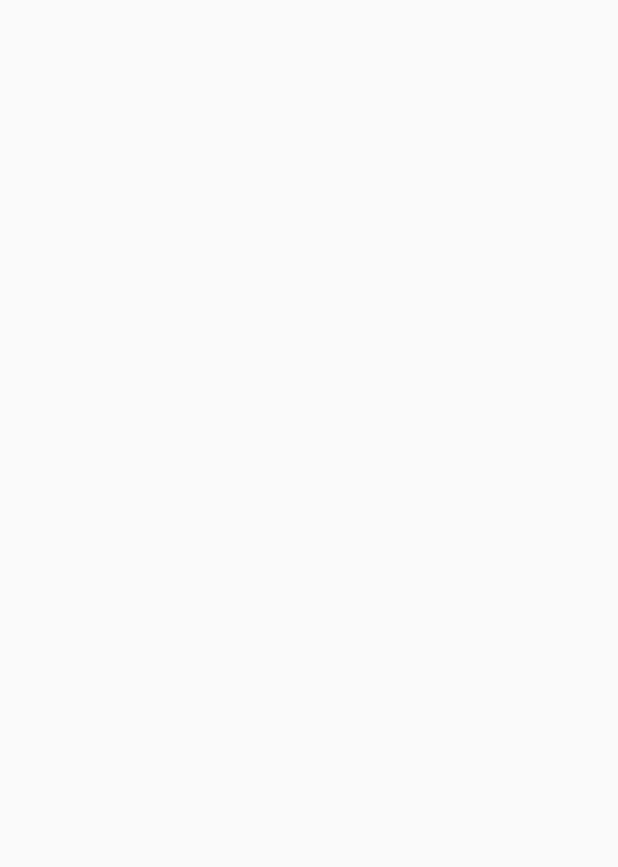
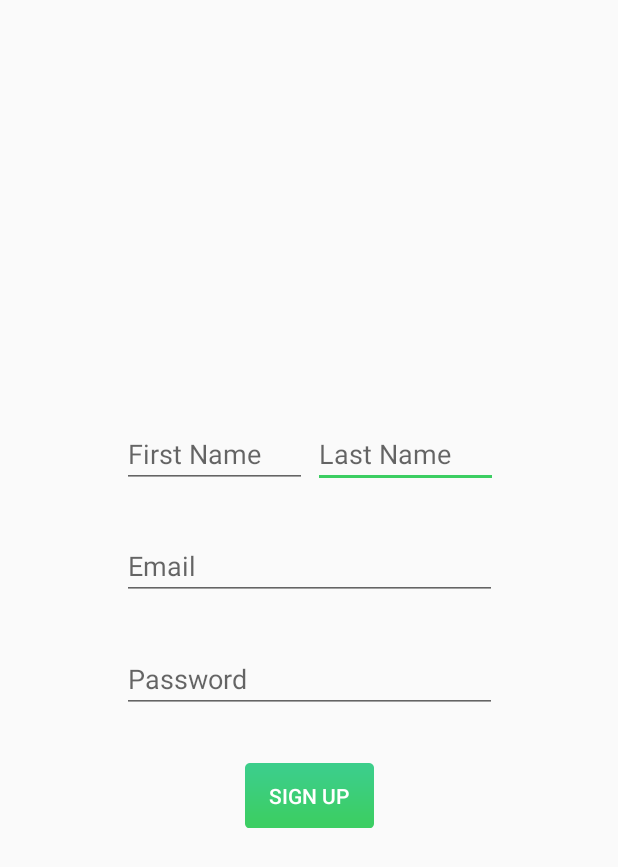
Before and after one commit to ryanbey/Morssenger, an Android app: the SignUpActivity screen opened directly, with no data from a screen before it, on a phone screen of 412 x 824 dp. Before the commit the part shown is empty. Shown: the top 867 px of the screen. Run offline under Robolectric (Android 15) with nearby library versions, the phone set to English and light mode, and no system bars.

Commit message:
sign up activity

```diff
--- a/app/src/main/java/com/goodfellows/morssenger/LoginActivity.java
+++ b/app/src/main/java/com/goodfellows/morssenger/LoginActivity.java
@@ -6,17 +6,13 @@ import android.content.Intent;
 import android.os.Bundle;
 import android.view.View;
 
-import com.goodfellows.morssenger.ConversationsActivity;
-import com.goodfellows.morssenger.R;
-import com.goodfellows.morssenger.SignUpActivity;
-
 public class LoginActivity extends AppCompatActivity {
 
     @Override
     protected void onCreate(Bundle savedInstanceState) {
         super.onCreate(savedInstanceState);
         overridePendingTransition(R.anim.fadein, R.anim.fadeout);
-        setContentView(R.layout.activity_sign_in);
+        setContentView(R.layout.login_activity);
 
         getSupportActionBar().hide();
     }
--- a/app/src/main/java/com/goodfellows/morssenger/SignUpActivity.java
+++ b/app/src/main/java/com/goodfellows/morssenger/SignUpActivity.java
@@ -9,7 +9,7 @@ public class SignUpActivity extends AppCompatActivity {
     @Override
     protected void onCreate(Bundle savedInstanceState) {
         super.onCreate(savedInstanceState);
-        setContentView(R.layout.activity_sign_up);
+        setContentView(R.layout.activity_login);
 
         getSupportActionBar().hide();
     }
--- /dev/null
+++ b/app/src/main/res/layout/activity_login.xml
@@ -0,0 +1,76 @@
+<?xml version="1.0" encoding="utf-8"?>
+<androidx.constraintlayout.widget.ConstraintLayout xmlns:android="http://schemas.android.com/apk/res/android"
+    xmlns:app="http://schemas.android.com/apk/res-auto"
+    xmlns:tools="http://schemas.android.com/tools"
+    android:layout_width="match_parent"
+    android:layout_height="match_parent"
+    tools:context=".LoginActivity">
+
+    <Button
+        android:id="@+id/button_sign_up3"
+        android:layout_width="86dp"
+        android:layout_height="43dp"
+        android:layout_marginTop="12dp"
+        android:layout_marginBottom="250dp"
+        android:background="@drawable/morssenger_sign_in_button_bg"
+        android:text="SIGN UP"
+        android:textColor="@android:color/background_light"
+        app:layout_constraintBottom_toBottomOf="parent"
+        app:layout_constraintEnd_toEndOf="@+id/et_new_password"
+        app:layout_constraintHorizontal_bias="0.5"
+        app:layout_constraintStart_toStartOf="@+id/et_new_password"
+        app:layout_constraintTop_toBottomOf="@+id/et_new_password" />
+
+    <EditText
+        android:id="@+id/et_last_name"
+        android:layout_width="123dp"
+        android:layout_height="wrap_content"
+        android:layout_marginStart="4dp"
+        android:ems="10"
+        android:hint="Last Name"
+        android:inputType="textPersonName"
+        app:layout_constraintBottom_toBottomOf="@+id/et_first_name"
+        app:layout_constraintStart_toEndOf="@+id/et_first_name"
+        app:layout_constraintTop_toTopOf="@+id/et_first_name"
+        app:layout_constraintVertical_bias="0.0" />
+
+    <EditText
+        android:id="@+id/et_first_name"
+        android:layout_width="123dp"
+        android:layout_height="wrap_content"
+        android:layout_marginTop="250dp"
+        android:ems="10"
+        android:hint="First Name"
+        android:inputType="textPersonName"
+        app:layout_constraintBottom_toTopOf="@+id/et_new_email"
+        app:layout_constraintStart_toStartOf="@+id/et_new_email"
+        app:layout_constraintTop_toTopOf="parent" />
+
+    <EditText
+        android:id="@+id/et_new_email"
+        android:layout_width="250dp"
+        android:layout_height="wrap_content"
+        android:layout_marginTop="8dp"
+        android:ems="10"
+        android:hint="Email"
+        android:inputType="textPersonName"
+        app:layout_constraintBottom_toTopOf="@+id/et_new_password"
+        app:layout_constraintEnd_toEndOf="parent"
+        app:layout_constraintHorizontal_bias="0.5"
+        app:layout_constraintStart_toStartOf="parent"
+        app:layout_constraintTop_toBottomOf="@+id/et_last_name" />
+
+    <EditText
+        android:id="@+id/et_new_password"
+        android:layout_width="250dp"
+        android:layout_height="wrap_content"
+        android:layout_marginTop="8dp"
+        android:ems="10"
+        android:hint="Password"
+        android:inputType="textPersonName"
+        app:layout_constraintBottom_toTopOf="@+id/button_sign_up3"
+        app:layout_constraintEnd_toEndOf="parent"
+        app:layout_constraintHorizontal_bias="0.5"
+        app:layout_constraintStart_toStartOf="parent"
+        app:layout_constraintTop_toBottomOf="@+id/et_new_email" />
+</androidx.constraintlayout.widget.ConstraintLayout>
--- a/app/src/main/res/layout/activity_sign_up.xml
+++ /dev/null
@@ -1,9 +0,0 @@
-<?xml version="1.0" encoding="utf-8"?>
-<androidx.constraintlayout.widget.ConstraintLayout xmlns:android="http://schemas.android.com/apk/res/android"
-    xmlns:app="http://schemas.android.com/apk/res-auto"
-    xmlns:tools="http://schemas.android.com/tools"
-    android:layout_width="match_parent"
-    android:layout_height="match_parent"
-    tools:context=".SignUpActivity">
-
-</androidx.constraintlayout.widget.ConstraintLayout>
--- a/app/src/main/res/layout/activity_sign_in.xml
+++ b/app/src/main/res/layout/login_activity.xml
@@ -8,7 +8,7 @@
     tools:context=".LoginActivity">
 
     <EditText
-        android:id="@+id/et_password"
+        android:id="@+id/et_new_password"
         android:layout_width="250dp"
         android:layout_height="wrap_content"
         android:ems="10"
@@ -18,14 +18,14 @@
         app:layout_constraintEnd_toEndOf="parent"
         app:layout_constraintHorizontal_bias="0.5"
         app:layout_constraintStart_toStartOf="parent"
-        app:layout_constraintTop_toBottomOf="@+id/et_email" />
+        app:layout_constraintTop_toBottomOf="@+id/et_new_email" />
 
     <ImageView
         android:id="@+id/sign_in_logo"
         android:layout_width="133dp"
         android:layout_height="113dp"
         android:layout_marginTop="220dp"
-        app:layout_constraintBottom_toTopOf="@+id/et_email"
+        app:layout_constraintBottom_toTopOf="@+id/et_new_email"
         app:layout_constraintEnd_toEndOf="parent"
         app:layout_constraintHorizontal_bias="0.5"
         app:layout_constraintStart_toStartOf="parent"
@@ -33,13 +33,13 @@
         app:srcCompat="@drawable/morssenger_logo_green" />
 
     <EditText
-        android:id="@+id/et_email"
+        android:id="@+id/et_new_email"
         android:layout_width="250dp"
         android:layout_height="wrap_content"
         android:ems="10"
         android:hint="Email"
         android:inputType="textPersonName"
-        app:layout_constraintBottom_toTopOf="@+id/et_password"
+        app:layout_constraintBottom_toTopOf="@+id/et_new_password"
         app:layout_constraintEnd_toEndOf="parent"
         app:layout_constraintHorizontal_bias="0.496"
         app:layout_constraintStart_toStartOf="parent"
@@ -59,8 +59,8 @@
         android:textAllCaps="false"
         android:textColor="@android:color/background_light"
         app:layout_constraintBottom_toBottomOf="parent"
-        app:layout_constraintStart_toStartOf="@+id/et_password"
-        app:layout_constraintTop_toBottomOf="@+id/et_password" />
+        app:layout_constraintStart_toStartOf="@+id/et_new_password"
+        app:layout_constraintTop_toBottomOf="@+id/et_new_password" />
 
     <Button
         android:id="@+id/button_sign_up"
@@ -72,7 +72,7 @@
         android:text="SIGN UP"
         android:textColor="@android:color/tertiary_text_light"
         app:layout_constraintBottom_toBottomOf="@+id/button_login"
-        app:layout_constraintEnd_toEndOf="@+id/et_password"
+        app:layout_constraintEnd_toEndOf="@+id/et_new_password"
         app:layout_constraintTop_toTopOf="@+id/button_login"
         app:layout_constraintVertical_bias="0.0" />
 
```
